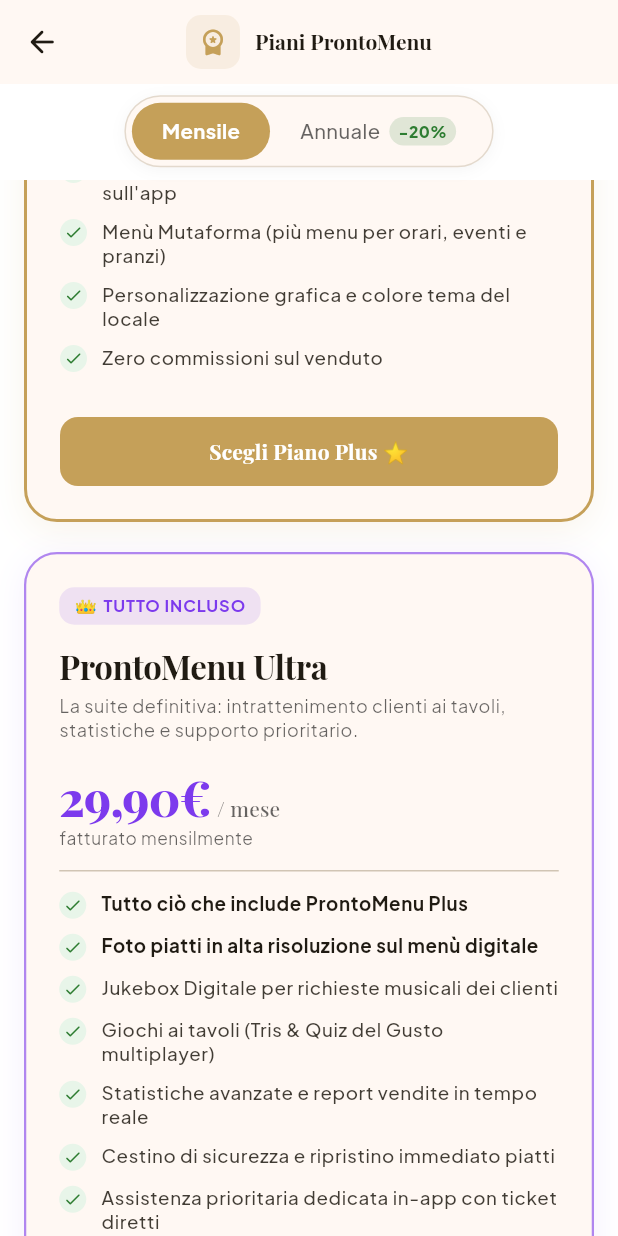
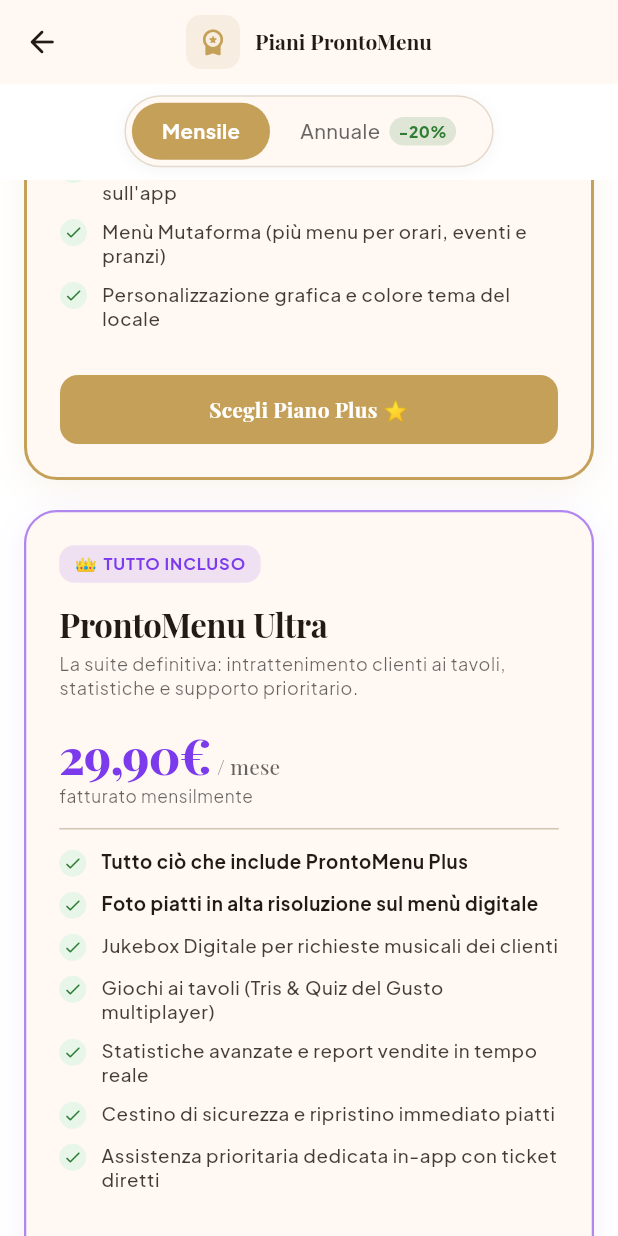
Before and after one commit to SyntaxStudiof/pronto_menu, a Flutter app: the screen it shows once a user with an empty profile is signed in, scrolled down 1152 dp, on a phone screen of 412 x 824 dp. Run offline on Flutter 3.47's test engine with Material 3 defaults, Android fonts, the phone set to English and light mode, and no system bars; drawn by our look-alikes of auto_size_text; our stand-ins replace badges, cached_network_image, cloud_firestore, cloud_functions, dropdown_button2, easy_debounce and 22 more; missing offline and left inert: json_path, mime_type, styled_divider; accounts and stored records are empty; network calls fail; statements that could not run were skipped.

Commit message:
fix: keep 0 commissions feature exclusively in Pro tier card to avoid redundancy

```diff
--- a/lib/abbonamento/abbonamento_widget.dart
+++ b/lib/abbonamento/abbonamento_widget.dart
@@ -839,7 +839,6 @@
           _buildCheckItem(theme, 'Prenotazioni tavoli gestibili direttamente sull\'app'),
           _buildCheckItem(theme, 'Menù Mutaforma (più menu per orari, eventi e pranzi)'),
           _buildCheckItem(theme, 'Personalizzazione grafica e colore tema del locale'),
-          _buildCheckItem(theme, 'Zero commissioni sul venduto'),
           const SizedBox(height: 20.0),
           FFButtonWidget(
             onPressed: () => _attivaPiano(
@@ -974,7 +973,6 @@
           _buildCheckItem(theme, 'Statistiche avanzate e report vendite in tempo reale'),
           _buildCheckItem(theme, 'Cestino di sicurezza e ripristino immediato piatti'),
           _buildCheckItem(theme, 'Assistenza prioritaria dedicata in-app con ticket diretti'),
-          _buildCheckItem(theme, 'Zero commissioni sul venduto'),
           const SizedBox(height: 20.0),
           FFButtonWidget(
             onPressed: () => _attivaPiano(
```
Also changed, not shown: 1 other file.
